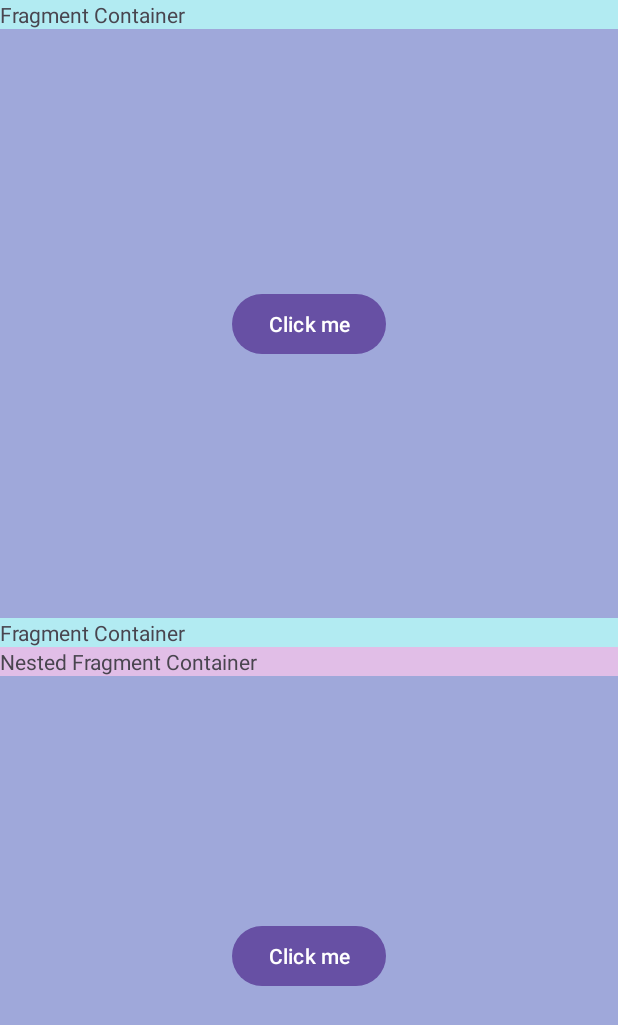
After one commit to fathonyfath/dagger-anvil-helper, an Android app: the MultiScopeFragment screen opened directly, with no data from a screen before it, on a phone screen of 412 x 824 dp. The commit adds this screen. Shown: the top 1025 px of the screen. Run offline under Robolectric (Android 15) with nearby library versions, the phone set to English and light mode, and no system bars; libraries missing offline, so code that uses them is left out: dev.fathony.anvil, dev.fathony.di; 2 statements that could not run were skipped.

Commit message:
Add more for multiscope binding

```diff
--- a/multiscope-binding/src/main/java/dev/fathony/multiscopebinding/MultiScopeBindingActivity.kt
+++ b/multiscope-binding/src/main/java/dev/fathony/multiscopebinding/MultiScopeBindingActivity.kt
@@ -2,11 +2,31 @@ package dev.fathony.multiscopebinding
 
 import android.os.Bundle
 import androidx.appcompat.app.AppCompatActivity
+import androidx.fragment.app.commit
+import dev.fathony.anvil.helper.api.DefineEntryPoint
+import dev.fathony.anvil.helper.api.HasInjector
+import dev.fathony.commonscopes.ApplicationScope
+import dev.fathony.di.scope.ActivityScope
 
+@ActivityScope
+@DefineEntryPoint(MultiScopeBindingActivityScope::class, ApplicationScope::class)
 class MultiScopeBindingActivity : AppCompatActivity() {
 
     override fun onCreate(savedInstanceState: Bundle?) {
         super.onCreate(savedInstanceState)
+        inject()
         setContentView(R.layout.activity_multi_scope_binding)
+
+        if (savedInstanceState == null) {
+            supportFragmentManager.commit {
+                add(R.id.fragment_container, MultiScopeFragment())
+                add(R.id.fragment2_container, NestedFragment())
+            }
+        }
+    }
+
+    private fun inject() {
+        val injector = application as? HasInjector
+        injector?.injector()?.inject(this)
     }
 }
--- /dev/null
+++ b/multiscope-binding/src/main/java/dev/fathony/multiscopebinding/MultiScopeFragment.kt
@@ -0,0 +1,18 @@
+package dev.fathony.multiscopebinding
+
+import android.os.Bundle
+import android.view.LayoutInflater
+import android.view.View
+import android.view.ViewGroup
+import androidx.fragment.app.Fragment
+
+class MultiScopeFragment : Fragment() {
+
+    override fun onCreateView(
+        inflater: LayoutInflater,
+        container: ViewGroup?,
+        savedInstanceState: Bundle?
+    ): View? {
+        return inflater.inflate(R.layout.fragment_multi_scope, container, false)
+    }
+}
--- /dev/null
+++ b/multiscope-binding/src/main/java/dev/fathony/multiscopebinding/NestedFragment.kt
@@ -0,0 +1,29 @@
+package dev.fathony.multiscopebinding
+
+import android.os.Bundle
+import android.view.LayoutInflater
+import android.view.View
+import android.view.ViewGroup
+import androidx.fragment.app.Fragment
+import androidx.fragment.app.commit
+
+class NestedFragment : Fragment() {
+
+    override fun onCreateView(
+        inflater: LayoutInflater,
+        container: ViewGroup?,
+        savedInstanceState: Bundle?
+    ): View? {
+        return inflater.inflate(R.layout.fragment_nested, container, false)
+    }
+
+    override fun onViewCreated(view: View, savedInstanceState: Bundle?) {
+        super.onViewCreated(view, savedInstanceState)
+
+        if (savedInstanceState == null) {
+            childFragmentManager.commit {
+                add(R.id.fragment_container, MultiScopeFragment())
+            }
+        }
+    }
+}
--- /dev/null
+++ b/multiscope-binding/src/main/java/dev/fathony/multiscopebinding/Scopes.kt
@@ -0,0 +1,3 @@
+package dev.fathony.multiscopebinding
+
+abstract class MultiScopeBindingActivityScope private constructor()
--- a/multiscope-binding/src/main/res/layout/activity_multi_scope_binding.xml
+++ b/multiscope-binding/src/main/res/layout/activity_multi_scope_binding.xml
@@ -1,6 +1,51 @@
 <?xml version="1.0" encoding="utf-8"?>
 <androidx.constraintlayout.widget.ConstraintLayout xmlns:android="http://schemas.android.com/apk/res/android"
+    xmlns:app="http://schemas.android.com/apk/res-auto"
     android:layout_width="match_parent"
+    android:background="#B2EBF2"
     android:layout_height="match_parent">
 
+    <androidx.constraintlayout.widget.Guideline
+        android:id="@+id/guide_half"
+        android:layout_width="wrap_content"
+        android:layout_height="wrap_content"
+        android:orientation="horizontal"
+        app:layout_constraintGuide_percent="0.5" />
+
+    <TextView
+        android:id="@+id/fragment_text"
+        android:layout_width="0dp"
+        android:layout_height="wrap_content"
+        android:text="Fragment Container"
+        app:layout_constraintEnd_toEndOf="parent"
+        app:layout_constraintStart_toStartOf="parent"
+        app:layout_constraintTop_toTopOf="parent" />
+
+    <androidx.fragment.app.FragmentContainerView
+        android:id="@+id/fragment_container"
+        android:layout_width="0dp"
+        android:layout_height="0dp"
+        app:layout_constraintBottom_toBottomOf="@id/guide_half"
+        app:layout_constraintEnd_toEndOf="parent"
+        app:layout_constraintStart_toStartOf="parent"
+        app:layout_constraintTop_toBottomOf="@id/fragment_text" />
+
+    <TextView
+        android:id="@+id/fragment2_text"
+        android:layout_width="0dp"
+        android:layout_height="wrap_content"
+        android:text="Fragment Container"
+        app:layout_constraintEnd_toEndOf="parent"
+        app:layout_constraintStart_toStartOf="parent"
+        app:layout_constraintTop_toBottomOf="@id/guide_half" />
+
+    <androidx.fragment.app.FragmentContainerView
+        android:id="@+id/fragment2_container"
+        android:layout_width="0dp"
+        android:layout_height="0dp"
+        app:layout_constraintBottom_toBottomOf="parent"
+        app:layout_constraintEnd_toEndOf="parent"
+        app:layout_constraintStart_toStartOf="parent"
+        app:layout_constraintTop_toBottomOf="@id/fragment2_text" />
+
 </androidx.constraintlayout.widget.ConstraintLayout>
--- /dev/null
+++ b/multiscope-binding/src/main/res/layout/fragment_multi_scope.xml
@@ -0,0 +1,18 @@
+<?xml version="1.0" encoding="utf-8"?>
+<androidx.constraintlayout.widget.ConstraintLayout xmlns:android="http://schemas.android.com/apk/res/android"
+    xmlns:app="http://schemas.android.com/apk/res-auto"
+    android:layout_width="match_parent"
+    android:layout_height="match_parent"
+    android:background="#9FA8DA">
+
+    <Button
+        android:id="@+id/click_me"
+        android:layout_width="wrap_content"
+        android:layout_height="wrap_content"
+        android:text="Click me"
+        app:layout_constraintBottom_toBottomOf="parent"
+        app:layout_constraintEnd_toEndOf="parent"
+        app:layout_constraintStart_toStartOf="parent"
+        app:layout_constraintTop_toTopOf="parent" />
+
+</androidx.constraintlayout.widget.ConstraintLayout>
--- /dev/null
+++ b/multiscope-binding/src/main/res/layout/fragment_nested.xml
@@ -0,0 +1,26 @@
+<?xml version="1.0" encoding="utf-8"?>
+<androidx.constraintlayout.widget.ConstraintLayout xmlns:android="http://schemas.android.com/apk/res/android"
+    xmlns:app="http://schemas.android.com/apk/res-auto"
+    android:layout_width="match_parent"
+    android:layout_height="match_parent"
+    android:background="#E1BEE7">
+
+    <TextView
+        android:id="@+id/fragment_text"
+        android:layout_width="0dp"
+        android:layout_height="wrap_content"
+        android:text="Nested Fragment Container"
+        app:layout_constraintEnd_toEndOf="parent"
+        app:layout_constraintStart_toStartOf="parent"
+        app:layout_constraintTop_toTopOf="parent" />
+
+    <androidx.fragment.app.FragmentContainerView
+        android:id="@+id/fragment_container"
+        android:layout_width="0dp"
+        android:layout_height="0dp"
+        app:layout_constraintBottom_toBottomOf="parent"
+        app:layout_constraintEnd_toEndOf="parent"
+        app:layout_constraintStart_toStartOf="parent"
+        app:layout_constraintTop_toBottomOf="@id/fragment_text" />
+
+</androidx.constraintlayout.widget.ConstraintLayout>
--- a/time-provider/src/main/java/dev/fathony/timeprovider/di/TimeProviderModule.kt
+++ b/time-provider/src/main/java/dev/fathony/timeprovider/di/TimeProviderModule.kt
@@ -11,5 +11,5 @@ interface TimeProviderModule {
 
     @Singleton
     @Binds
-    fun SystemTimeProvider.binds(): TimeProvider
+    fun binds(instance: SystemTimeProvider): TimeProvider
 }
```
